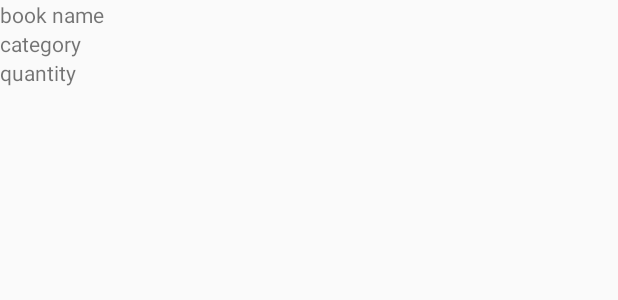
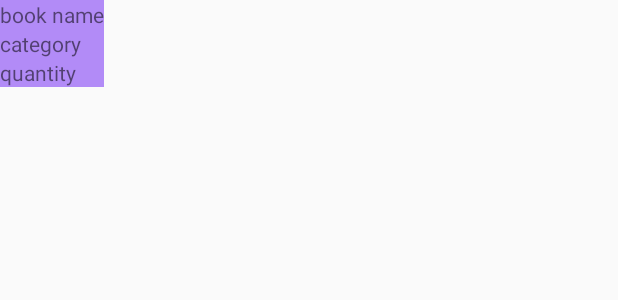
Before and after one commit to HabibRh26/Software-Engineering-Project, an Android app: the layout book_search_item_layout.xml on its own in the app's theme, with its tools: preview values and no code run, on a phone screen of 412 x 824 dp. Shown: the top 300 px of the screen. Run offline under Robolectric (Android 15) with nearby library versions, the light colour scheme and no system bars.

Commit message:
committing changes

```diff
--- a/coding Implementation/BookSharing/app/src/main/res/layout/activity_search_book2.xml
+++ b/coding Implementation/BookSharing/app/src/main/res/layout/activity_search_book2.xml
@@ -23,6 +23,7 @@
             android:onClick="searchMethod"
             android:text="search" />
     </LinearLayout>
+
     <ListView
         android:id="@+id/listViewSearch"
         android:layout_width="match_parent"
--- a/coding Implementation/BookSharing/app/src/main/res/layout/book_search_item_layout.xml
+++ b/coding Implementation/BookSharing/app/src/main/res/layout/book_search_item_layout.xml
@@ -2,7 +2,8 @@
 <LinearLayout xmlns:android="http://schemas.android.com/apk/res/android"
     android:layout_width="wrap_content"
     android:layout_height="wrap_content"
-    android:orientation="vertical">
+    android:orientation="vertical"
+    android:background="#B28BF7">
     <TextView
         android:layout_width="wrap_content"
         android:layout_height="wrap_content"
```
Also changed, not shown: coding Implementation/BookSharing/app/src/main/res/layout/activity_view_profile.xml (+10 -3 lines), 2 other files.
